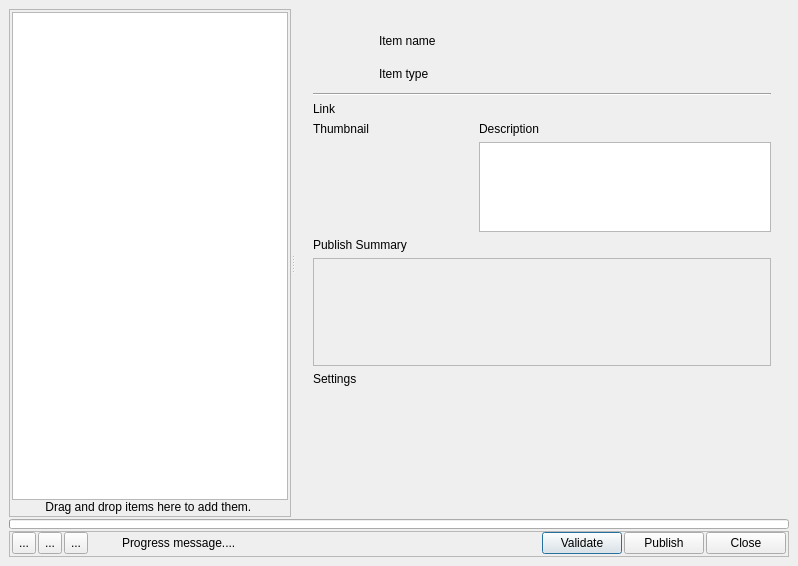
Before: the Qt Designer form resources/dialog.ui in shotgunsoftware/tk-multi-publish2, drawn with Qt 5.
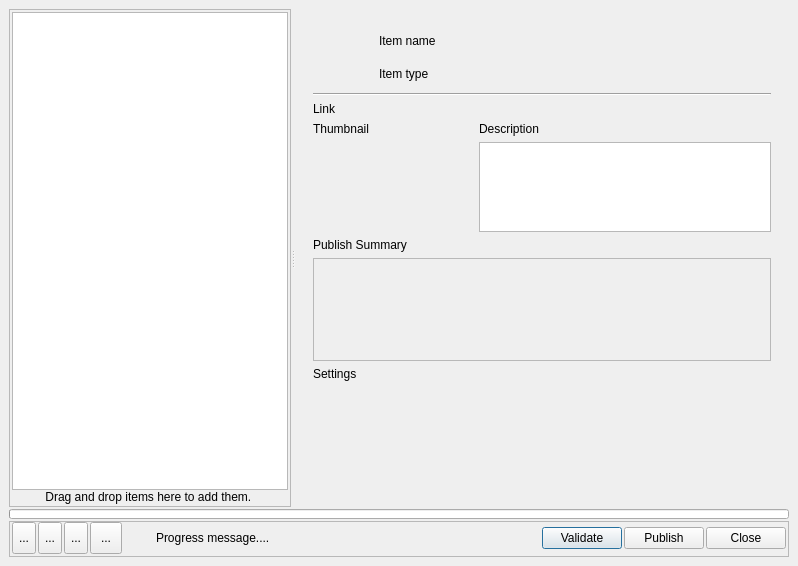
After: the same form once the commit is applied. Icons and pictures are not drawn. Custom widgets are drawn as their Qt base class.

Commit message: Adds 'help_url' setting to drive a help button in the dialog.

```diff
--- a/resources/dialog.ui
+++ b/resources/dialog.ui
@@ -682,6 +682,38 @@
             </property>
            </widget>
           </item>
+          <item>
+           <widget class="QToolButton" name="help">
+            <property name="minimumSize">
+             <size>
+              <width>32</width>
+              <height>32</height>
+             </size>
+            </property>
+            <property name="maximumSize">
+             <size>
+              <width>32</width>
+              <height>32</height>
+             </size>
+            </property>
+            <property name="toolTip">
+             <string>&lt;html&gt;&lt;head/&gt;&lt;body&gt;&lt;p&gt;Open documentation for the publish workflow.&lt;/p&gt;&lt;/body&gt;&lt;/html&gt;</string>
+            </property>
+            <property name="text">
+             <string>...</string>
+            </property>
+            <property name="icon">
+             <iconset resource="resources.qrc">
+              <normaloff>:/tk_multi_publish2/help.png</normaloff>:/tk_multi_publish2/help.png</iconset>
+            </property>
+            <property name="iconSize">
+             <size>
+              <width>32</width>
+              <height>32</height>
+             </size>
+            </property>
+           </widget>
+          </item>
           <item>
            <spacer name="horizontalSpacer">
             <property name="orientation">
```
The commit also changes 27 other files.
